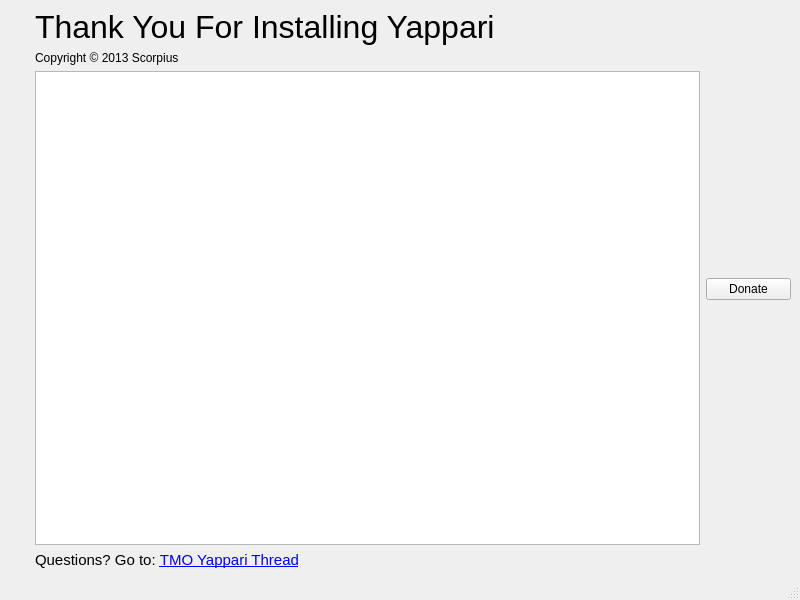
agamez/yappari, file src/yappari-application/Gui/ui/whatsnewwindow.ui: the form before one commit.
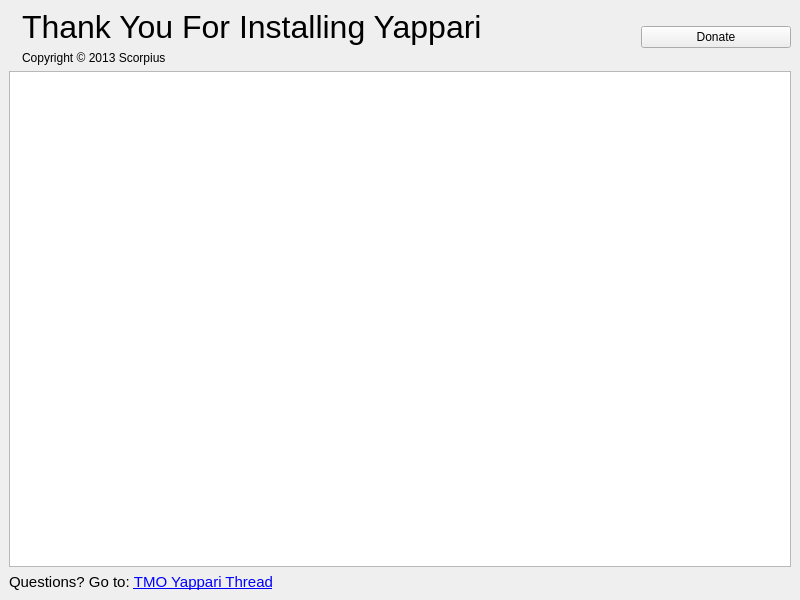
The form after the commit. Icons and pictures are not drawn.

The edit to the form file:
```diff
--- a/src/yappari-application/Gui/ui/whatsnewwindow.ui
+++ b/src/yappari-application/Gui/ui/whatsnewwindow.ui
@@ -14,10 +14,13 @@
    <string>Yappari</string>
   </property>
   <widget class="QWidget" name="centralwidget">
+   <layout class="QVBoxLayout" name="verticalLayout_3">
+    <item>
+     <layout class="QVBoxLayout" name="verticalLayout_2"/>
+    </item>
+    <item>
    <layout class="QHBoxLayout" name="horizontalLayout">
     <item>
-     <layout class="QVBoxLayout" name="verticalLayout_2">
-      <item>
        <widget class="QLabel" name="label">
         <property name="maximumSize">
          <size>
@@ -34,21 +37,6 @@
        </widget>
       </item>
       <item>
-       <spacer name="verticalSpacer">
-        <property name="orientation">
-         <enum>Qt::Vertical</enum>
-        </property>
-        <property name="sizeHint" stdset="0">
-         <size>
-          <width>20</width>
-          <height>40</height>
-         </size>
-        </property>
-       </spacer>
-      </item>
-     </layout>
-    </item>
-    <item>
      <layout class="QVBoxLayout" name="verticalLayout">
       <item>
        <widget class="QLabel" name="yappariText">
@@ -69,39 +57,21 @@
         </property>
        </widget>
       </item>
-      <item>
-       <widget class="QTextBrowser" name="textBrowser">
-        <property name="html">
-         <string>&lt;!DOCTYPE HTML PUBLIC &quot;-//W3C//DTD HTML 4.0//EN&quot; &quot;http://www.w3.org/TR/REC-html40/strict.dtd&quot;&gt;
-&lt;html&gt;&lt;head&gt;&lt;meta name=&quot;qrichtext&quot; content=&quot;1&quot; /&gt;&lt;style type=&quot;text/css&quot;&gt;
-p, li { white-space: pre-wrap; }
-&lt;/style&gt;&lt;/head&gt;&lt;body style=&quot; font-family:'Ubuntu'; font-size:11pt; font-weight:200; font-style:normal;&quot;&gt;
-&lt;p style=&quot;-qt-paragraph-type:empty; margin-top:0px; margin-bottom:0px; margin-left:0px; margin-right:0px; -qt-block-indent:0; text-indent:0px;&quot;&gt;&lt;/p&gt;&lt;/body&gt;&lt;/html&gt;</string>
-        </property>
-       </widget>
-      </item>
-      <item>
-       <widget class="QLabel" name="label_3">
-        <property name="mouseTracking">
-         <bool>true</bool>
-        </property>
-        <property name="text">
-         <string>&lt;!DOCTYPE HTML PUBLIC &quot;-//W3C//DTD HTML 4.0//EN&quot; &quot;http://www.w3.org/TR/REC-html40/strict.dtd&quot;&gt;
-&lt;html&gt;&lt;head&gt;&lt;meta name=&quot;qrichtext&quot; content=&quot;1&quot; /&gt;&lt;style type=&quot;text/css&quot;&gt;
-p, li { white-space: pre-wrap; }
-&lt;/style&gt;&lt;/head&gt;&lt;body style=&quot; font-family:'Ubuntu'; font-size:11pt; font-weight:200; font-style:normal;&quot;&gt;
-&lt;p style=&quot; margin-top:0px; margin-bottom:0px; margin-left:0px; margin-right:0px; -qt-block-indent:0; text-indent:0px;&quot;&gt;Questions? Go to: &lt;a href=&quot;http://talk.maemo.org/showthread.php?t=84605&quot;&gt;&lt;span style=&quot; text-decoration: underline; color:#0000ff;&quot;&gt;TMO Yappari Thread&lt;/span&gt;&lt;/a&gt;&lt;/p&gt;&lt;/body&gt;&lt;/html&gt;</string>
-        </property>
-        <property name="textFormat">
-         <enum>Qt::RichText</enum>
-        </property>
-        <property name="openExternalLinks">
-         <bool>true</bool>
-        </property>
-       </widget>
-      </item>
-     </layout>
-    </item>
+       </layout>
+      </item>
+      <item>
+       <spacer name="horizontalSpacer">
+        <property name="orientation">
+         <enum>Qt::Horizontal</enum>
+        </property>
+        <property name="sizeHint" stdset="0">
+         <size>
+          <width>40</width>
+          <height>20</height>
+         </size>
+        </property>
+       </spacer>
+      </item>
     <item>
      <widget class="QPushButton" name="donateButton">
       <property name="sizePolicy">
@@ -112,7 +82,7 @@
       </property>
       <property name="minimumSize">
        <size>
-        <width>85</width>
+          <width>150</width>
         <height>0</height>
        </size>
       </property>
@@ -122,18 +92,40 @@
      </widget>
     </item>
    </layout>
-  </widget>
-  <widget class="QMenuBar" name="menubar">
-   <property name="geometry">
-    <rect>
-     <x>0</x>
-     <y>0</y>
-     <width>800</width>
-     <height>25</height>
-    </rect>
-   </property>
-  </widget>
-  <widget class="QStatusBar" name="statusbar"/>
+    </item>
+    <item>
+     <widget class="QTextBrowser" name="textBrowser">
+      <property name="html">
+       <string>&lt;!DOCTYPE HTML PUBLIC &quot;-//W3C//DTD HTML 4.0//EN&quot; &quot;http://www.w3.org/TR/REC-html40/strict.dtd&quot;&gt;
+&lt;html&gt;&lt;head&gt;&lt;meta name=&quot;qrichtext&quot; content=&quot;1&quot; /&gt;&lt;style type=&quot;text/css&quot;&gt;
+p, li { white-space: pre-wrap; }
+&lt;/style&gt;&lt;/head&gt;&lt;body style=&quot; font-family:'Ubuntu'; font-size:11pt; font-weight:200; font-style:normal;&quot;&gt;
+&lt;p style=&quot;-qt-paragraph-type:empty; margin-top:0px; margin-bottom:0px; margin-left:0px; margin-right:0px; -qt-block-indent:0; text-indent:0px;&quot;&gt;&lt;/p&gt;&lt;/body&gt;&lt;/html&gt;</string>
+      </property>
+     </widget>
+    </item>
+    <item>
+     <widget class="QLabel" name="label_3">
+      <property name="mouseTracking">
+       <bool>true</bool>
+      </property>
+      <property name="text">
+       <string>&lt;!DOCTYPE HTML PUBLIC &quot;-//W3C//DTD HTML 4.0//EN&quot; &quot;http://www.w3.org/TR/REC-html40/strict.dtd&quot;&gt;
+&lt;html&gt;&lt;head&gt;&lt;meta name=&quot;qrichtext&quot; content=&quot;1&quot; /&gt;&lt;style type=&quot;text/css&quot;&gt;
+p, li { white-space: pre-wrap; }
+&lt;/style&gt;&lt;/head&gt;&lt;body style=&quot; font-family:'Ubuntu'; font-size:11pt; font-weight:200; font-style:normal;&quot;&gt;
+&lt;p style=&quot; margin-top:0px; margin-bottom:0px; margin-left:0px; margin-right:0px; -qt-block-indent:0; text-indent:0px;&quot;&gt;Questions? Go to: &lt;a href=&quot;http://talk.maemo.org/showthread.php?t=84605&quot;&gt;&lt;span style=&quot; text-decoration: underline; color:#0000ff;&quot;&gt;TMO Yappari Thread&lt;/span&gt;&lt;/a&gt;&lt;/p&gt;&lt;/body&gt;&lt;/html&gt;</string>
+      </property>
+      <property name="textFormat">
+       <enum>Qt::RichText</enum>
+      </property>
+      <property name="openExternalLinks">
+       <bool>true</bool>
+      </property>
+     </widget>
+    </item>
+   </layout>
+  </widget>
  </widget>
  <resources/>
  <connections/>
```
Lines whose indentation alone changed are shown as unchanged.
